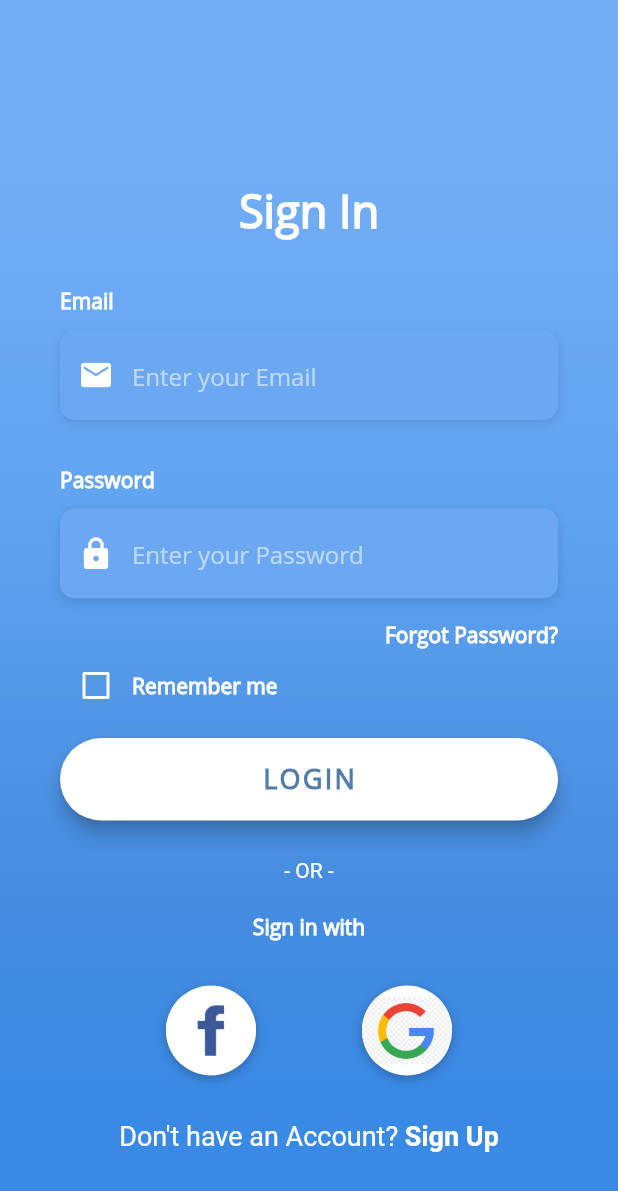
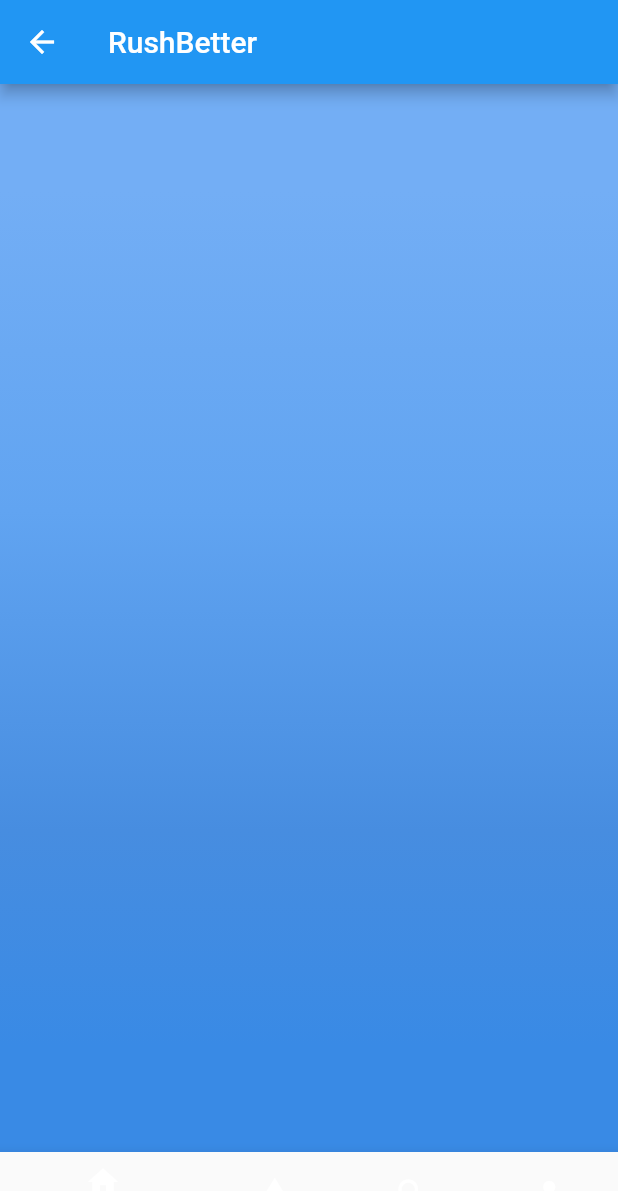
Before and after one commit to markfoster314/rushbetter, a Flutter app: the screen it shows after launch, after a tap on "LOGIN", on a phone screen of 412 x 824 dp. Shown: the top 1191 px of the screen. Run offline on Flutter 3.47's test engine with Material 2 defaults, Android fonts, the phone set to English and light mode, and no system bars.

Commit message:
Finished login, Setting up homepage

```diff
--- a/lib/main.dart
+++ b/lib/main.dart
@@ -1,5 +1,10 @@
 import 'package:flutter/material.dart';
 import 'package:rushbetter/screens/login_screen.dart';
+import 'package:rushbetter/screens/home_screen.dart';
+import 'package:rushbetter/screens/signup_screen.dart';
+import 'package:rushbetter/screens/rushee_screen.dart';
+import 'package:rushbetter/screens/calendar_screen.dart';
+import 'package:rushbetter/screens/budget_screen.dart';
 
 void main() => runApp(RushBetter());
 
@@ -10,7 +15,15 @@ class RushBetter extends StatelessWidget {
     return MaterialApp(
       title: 'RushBetter',
       debugShowCheckedModeBanner: false,
-      home: LoginScreen(),
+      initialRoute: '/lib/screens/login_screen.dart',
+      routes: <String, WidgetBuilder> {
+        '/lib/screens/login_screen.dart': (context) => LoginScreen(),
+        '/lib/screens/signup_screen.dart': (context) => SignupScreen(),
+        '/lib/screens/home_screen.dart': (context) => HomeScreen()
+        // '/lib/screens/calendar_screen.dart': (context) => CalendarScreen(),
+        // '/lib/screens/rushee_screen.dart': (context) => RusheeScreen(),
+        // '/lib/screens/budget_screen.dart': (context) => BudgetScreen()
+      },
     );
   }
 }
--- /dev/null
+++ b/lib/screens/home_screen.dart
@@ -0,0 +1,58 @@
+import 'package:flutter/material.dart';
+import 'package:flutter/services.dart';
+import 'package:rushbetter/utilities/constants.dart';
+import 'package:rushbetter/screens/budget_screen.dart';
+import 'package:rushbetter/screens/calendar_screen.dart';
+import 'package:rushbetter/screens/rushee_screen.dart';
+import 'package:rushbetter/screens/landing_screen.dart';
+
+class HomeScreen extends StatefulWidget {
+  @override
+  _HomeScreenState createState() => _HomeScreenState();
+}
+
+class _HomeScreenState extends State<HomeScreen> {
+  int _selectedTab = 0;
+  final _pageOptions = [
+    LandingScreen(),
+    CalendarScreen(),
+    BudgetScreen(),
+    RusheeScreen()
+  ];
+
+  @override
+  Widget build(BuildContext context) {
+    return Scaffold(
+      appBar: AppBar(
+        title: Text("RushBetter"),
+      ),
+      body: _pageOptions[0],
+      bottomNavigationBar: BottomNavigationBar(
+        currentIndex: _selectedTab,
+        onTap: (int index) {
+          setState(() {
+            _selectedTab = index;
+          });
+        },
+        items: [
+          BottomNavigationBarItem(
+            icon: Icon(Icons.home),
+            title: Text('Home'),
+          ),
+          BottomNavigationBarItem(
+            icon: Icon(Icons.category),
+            title: Text('Calendar'),
+          ),
+          BottomNavigationBarItem(
+            icon: Icon(Icons.search),
+            title: Text('Budget'),
+          ),
+          BottomNavigationBarItem(
+            icon: Icon(Icons.person),
+            title: Text('Rushees'),
+          ),
+        ],
+      ),
+    );
+  }
+}
--- /dev/null
+++ b/lib/screens/landing_screen.dart
@@ -0,0 +1,45 @@
+import 'package:flutter/material.dart';
+import 'package:flutter/services.dart';
+import 'package:rushbetter/utilities/constants.dart';
+import 'package:rushbetter/screens/budget_screen.dart';
+import 'package:rushbetter/screens/calendar_screen.dart';
+import 'package:rushbetter/screens/rushee_screen.dart';
+
+class LandingScreen extends StatefulWidget {
+  @override
+  _LandingScreenState createState() => _LandingScreenState();
+}
+
+class _LandingScreenState extends State<LandingScreen> {
+
+  @override
+  Widget build(BuildContext context) {
+    return AnnotatedRegion<SystemUiOverlayStyle>(
+      value: SystemUiOverlayStyle.light,
+      child: GestureDetector(
+        onTap: () => FocusScope.of(context).unfocus(),
+        child: Stack(
+          children: <Widget>[
+            Container(
+              height: double.infinity,
+              width: double.infinity,
+              decoration: BoxDecoration(
+                gradient: LinearGradient(
+                  begin: Alignment.topCenter,
+                  end: Alignment.bottomCenter,
+                  colors: [
+                    Color(0xFF73AEF5),
+                    Color(0xFF61A4F1),
+                    Color(0xFF478DE0),
+                    Color(0xFF398AE5),
+                  ],
+                  stops: [0.1, 0.4, 0.7, 0.9],
+                ),
+              ),
+            ),
+          ],
+        ),
+      ),
+    );
+  }
+}
--- a/lib/screens/login_screen.dart
+++ b/lib/screens/login_screen.dart
@@ -127,8 +127,11 @@ class _LoginScreenState extends State<LoginScreen> {
       padding: EdgeInsets.symmetric(vertical: 25.0),
       width: double.infinity,
       child: RaisedButton(
+        onPressed: () {
+          print('Login Raised Button Pressed');
+          Navigator.pushNamed(context, '/lib/screens/home_screen.dart');
+        },
         elevation: 5.0,
-        onPressed: () => print('Login Button Pressed'),
         padding: EdgeInsets.all(15.0),
         shape: RoundedRectangleBorder(
           borderRadius: BorderRadius.circular(30.0),
@@ -218,7 +221,7 @@ class _LoginScreenState extends State<LoginScreen> {
     return GestureDetector(
       onTap: () {
         print('Sign Up Button Pressed');
-        navigateToSignup(context);
+        Navigator.pushNamed(context, '/lib/screens/signup_screen.dart');
       },
       child: RichText(
         text: TextSpan(
@@ -243,10 +246,6 @@ class _LoginScreenState extends State<LoginScreen> {
         ),
       ),
     );
-  }
-
-  Future navigateToSignup(context) async {
-      Navigator.push(context, MaterialPageRoute(builder: (context) => SignupScreen()));
   }
 
   @override
```
Also changed, not shown: lib/screens/budget_screen.dart (added, +42 -0 lines), lib/screens/calendar_screen.dart (added, +42 -0 lines), lib/screens/rushee_screen.dart (added, +42 -0 lines), lib/screens/signup_screen.dart (+7 -2 lines).
